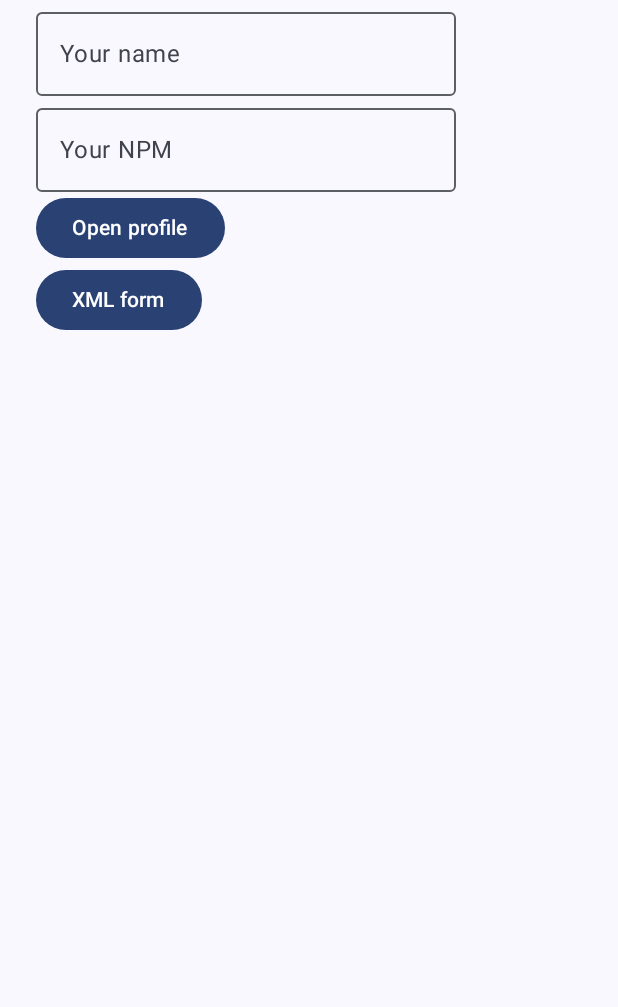
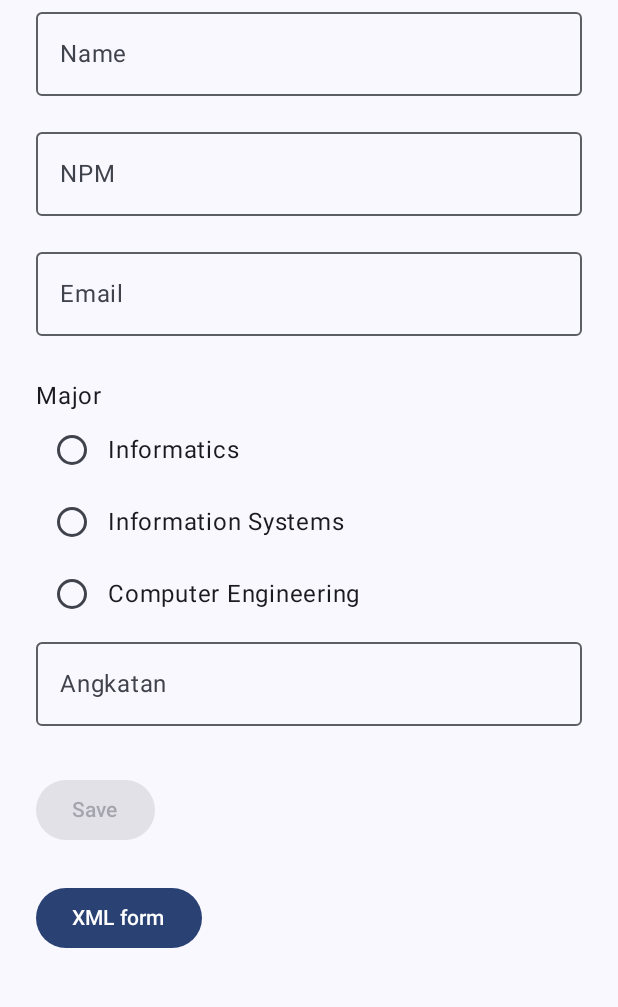
Before and after one commit to davidl1459/kampusgo, an Android app built with Jetpack Compose: the screen it shows after launch (MainActivity), on a phone screen of 412 x 824 dp, the part 72-1079 px from its top. Run offline under Robolectric (Android 15) with nearby library versions, the phone set to English and light mode, and no system bars.

Commit message:
Lab 05 Compose form

```diff
--- a/app/src/main/java/com/sgu/kampusgo/MainActivity.kt
+++ b/app/src/main/java/com/sgu/kampusgo/MainActivity.kt
@@ -14,6 +14,8 @@ import androidx.compose.ui.tooling.preview.Preview
 import com.sgu.kampusgo.ui.theme.KampusGoTheme
 import android.content.Intent
 import androidx.compose.foundation.layout.Column
+import androidx.compose.foundation.rememberScrollState
+import androidx.compose.foundation.verticalScroll
 import androidx.compose.material3.Button
 import androidx.compose.material3.OutlinedTextField
 import androidx.compose.runtime.getValue
@@ -30,42 +32,19 @@ class MainActivity : ComponentActivity() {
         setContent {
             KampusGoTheme {
 // Holds the typed text while this screen is open. A redraw keeps it. Rotation still runs onCreate again.
-                var name by remember { mutableStateOf("") }
-                var npm by remember { mutableStateOf("") }
                 Scaffold(modifier = Modifier.fillMaxSize()) { innerPadding ->
                     Column(
                         modifier = Modifier
                             .padding(innerPadding)
-                            .padding(24.dp)
+                            .verticalScroll(rememberScrollState())
                     ) {
-                        Text(text = "KampusGo")
-// Screen 1 input. "name" here is the text, not the Intent extra yet.
-                        OutlinedTextField(
-                            value = name,
-                            onValueChange = { name = it },
-                            label = { Text("Your name") }
-                        )
-                        OutlinedTextField(
-                            value = npm,
-                            onValueChange = { npm = it },
-                            label = { Text("Your NPM") }
-                        )
-                        Button(onClick = {
-// Explicit Intent: open ProfileActivity, which is our own screen.
-                            val intent = Intent(activity, ProfileActivity::class.java)
-// Attach the typed name under the label "name". Screen 2 reads that same label.
-                            intent.putExtra("name", name)
-                            intent.putExtra("npm", npm)
-// Ask Android to create screen 2 and show it.
-                            activity.startActivity(intent)
-                        }) {
-                            Text("Open profile")
-                        }
-                        Button(onClick = {
-                            // Explicit Intent. This opens the XML activity, not ProfileActivity.
-                            val intent = Intent(activity, ProfileXmlActivity::class.java)
-                            activity.startActivity(intent)
-                        }) {
+                        ProfileForm(modifier = Modifier.padding(24.dp))
+                        Button(
+                            onClick = {
+                                activity.startActivity(Intent(activity, ProfileXmlActivity::class.java))
+                            },
+                            modifier = Modifier.padding(horizontal = 24.dp)
+                        ) {
                             Text("XML form")
                         }
                     }
--- /dev/null
+++ b/app/src/main/java/com/sgu/kampusgo/ProfileForm.kt
@@ -0,0 +1,99 @@
+package com.sgu.kampusgo
+
+import android.widget.Toast
+import androidx.compose.foundation.layout.Column
+import androidx.compose.foundation.layout.Row
+import androidx.compose.foundation.layout.fillMaxWidth
+import androidx.compose.foundation.layout.padding
+import androidx.compose.material3.Button
+import androidx.compose.material3.OutlinedTextField
+import androidx.compose.material3.RadioButton
+import androidx.compose.material3.Text
+import androidx.compose.runtime.Composable
+import androidx.compose.runtime.getValue
+import androidx.compose.runtime.mutableStateOf
+import androidx.compose.runtime.remember
+import androidx.compose.runtime.setValue
+import androidx.compose.ui.Alignment
+import androidx.compose.ui.Modifier
+import androidx.compose.ui.platform.LocalContext
+import androidx.compose.ui.tooling.preview.Preview
+import androidx.compose.ui.unit.dp
+import com.sgu.kampusgo.ui.theme.KampusGoTheme
+
+private val majors = listOf(
+    "Informatics",
+    "Information Systems",
+    "Computer Engineering",
+)
+@Composable
+fun LabeledField(
+    value: String,
+    onValueChange: (String) -> Unit,
+    label: String,
+    isError: Boolean = false,
+    supportingText: String? = null,
+    modifier: Modifier = Modifier,
+) {
+    OutlinedTextField(
+        value = value,
+        onValueChange = onValueChange,
+        label = { Text(label) },
+        isError = isError,
+        supportingText = {
+            if (supportingText != null) Text(supportingText)
+        },
+        modifier = modifier.fillMaxWidth(),
+    )
+}
+
+@Composable
+fun ProfileForm(modifier: Modifier = Modifier) {
+    var name by remember { mutableStateOf("") }
+    var npm by remember { mutableStateOf("") }
+    var email by remember { mutableStateOf("") }
+    var major by remember { mutableStateOf("") }
+    var angkatan by remember { mutableStateOf("") }
+
+    val emailError = email.isNotEmpty() && !email.contains("@")
+    val valid = name.isNotBlank() && email.contains("@")
+    val context = LocalContext.current
+
+    Column(modifier = modifier) {
+        Text("KampusGo")
+        LabeledField(value = name, onValueChange = { name = it }, label = "Name")
+        LabeledField(value = npm, onValueChange = { npm = it }, label = "NPM")
+        LabeledField(
+            value = email,
+            onValueChange = { email = it },
+            label = "Email",
+            isError = emailError,
+            supportingText = if (emailError) "Email needs @" else null,
+        )
+        Text("Major", modifier = Modifier.padding(top = 12.dp))
+        majors.forEach { option ->
+            Row(verticalAlignment = Alignment.CenterVertically) {
+                RadioButton(selected = major == option, onClick = { major = option })
+                Text(option)
+            }
+        }
+        LabeledField(value = angkatan, onValueChange = { angkatan = it }, label = "Angkatan")
+        Button(
+            onClick = {
+                Toast.makeText(context, "Saved ($major)", Toast.LENGTH_SHORT).show()
+            },
+            enabled = valid,
+            modifier = Modifier.padding(top = 16.dp),
+        ) {
+            Text("Save")
+        }
+    }
+    }
+
+@Preview(showBackground = true)
+@Composable
+fun ProfileFormPreview() {
+    KampusGoTheme {
+        ProfileForm(modifier = Modifier.padding(24.dp))
+    }
+}
```
